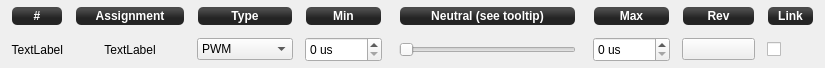
Qt form ground/gcs/src/plugins/config/outputchannelform.ui (d-ronin/dRonin) before a commit.
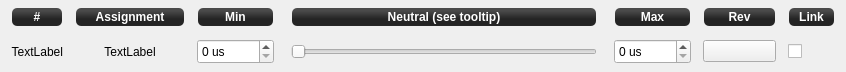
The same form after that commit. Icons and pictures are not drawn. Custom widgets are drawn as their Qt base class.

Commit message:
actuators: some small simplifications and code cleanups
- Existing code for LEDs and buzzer is not useful.  Redirecting output
from existing annunciator subsystem up at the mixer level could
eventually be worthwhile and cleaner.
- Reclaim horizontal space from that pulldown on the output pane / make
things less busy.
- Clarify some comments.

Patch:
```diff
--- a/ground/gcs/src/plugins/config/outputchannelform.ui
+++ b/ground/gcs/src/plugins/config/outputchannelform.ui
@@ -6,8 +6,8 @@
    <rect>
     <x>0</x>
     <y>0</y>
-    <width>825</width>
-    <height>68</height>
+    <width>846</width>
+    <height>72</height>
    </rect>
   </property>
   <property name="windowTitle">
@@ -45,46 +45,7 @@
      </property>
     </widget>
    </item>
-   <item row="1" column="2">
-    <widget class="QComboBox" name="actuatorType">
-     <property name="enabled">
-      <bool>true</bool>
-     </property>
-     <property name="minimumSize">
-      <size>
-       <width>0</width>
-       <height>20</height>
-      </size>
-     </property>
-     <property name="toolTip">
-      <string>Set &quot;PWM&quot; simple pulse generation.</string>
-     </property>
-     <property name="autoFillBackground">
-      <bool>false</bool>
-     </property>
-     <item>
-      <property name="text">
-       <string>PWM</string>
-      </property>
-     </item>
-     <item>
-      <property name="text">
-       <string>PWM Alarm</string>
-      </property>
-     </item>
-     <item>
-      <property name="text">
-       <string>Arming LED</string>
-      </property>
-     </item>
-     <item>
-      <property name="text">
-       <string>Info LED</string>
-      </property>
-     </item>
-    </widget>
-   </item>
-   <item row="1" column="8">
+   <item row="1" column="7">
     <widget class="QPushButton" name="pb_reverseActuator">
      <property name="minimumSize">
       <size>
@@ -101,7 +62,7 @@
      </property>
     </widget>
    </item>
-   <item row="1" column="7">
+   <item row="1" column="6">
     <widget class="QSpinBox" name="actuatorMax">
      <property name="minimumSize">
       <size>
@@ -123,7 +84,7 @@
      </property>
     </widget>
    </item>
-   <item row="0" column="5">
+   <item row="0" column="4">
     <widget class="QLabel" name="legend2">
      <property name="sizePolicy">
       <sizepolicy hsizetype="Expanding" vsizetype="Fixed">
@@ -159,6 +120,22 @@
      </property>
     </widget>
    </item>
+   <item row="1" column="3">
+    <spacer name="horizontalSpacer">
+     <property name="orientation">
+      <enum>Qt::Horizontal</enum>
+     </property>
+     <property name="sizeType">
+      <enum>QSizePolicy::Minimum</enum>
+     </property>
+     <property name="sizeHint" stdset="0">
+      <size>
+       <width>5</width>
+       <height>20</height>
+      </size>
+     </property>
+    </spacer>
+   </item>
    <item row="0" column="0">
     <widget class="QLabel" name="legend6">
      <property name="sizePolicy">
@@ -201,7 +178,7 @@
      </property>
     </widget>
    </item>
-   <item row="1" column="9">
+   <item row="1" column="8">
     <widget class="QCheckBox" name="actuatorLink">
      <property name="sizePolicy">
       <sizepolicy hsizetype="Fixed" vsizetype="Fixed">
@@ -223,7 +200,7 @@
      </property>
     </widget>
    </item>
-   <item row="0" column="3">
+   <item row="0" column="2">
     <widget class="QLabel" name="legend1">
      <property name="sizePolicy">
       <sizepolicy hsizetype="Minimum" vsizetype="Fixed">
@@ -259,7 +236,7 @@
      </property>
     </widget>
    </item>
-   <item row="1" column="5">
+   <item row="1" column="4">
     <widget class="TextBubbleSlider" name="actuatorNeutral">
      <property name="sizePolicy">
       <sizepolicy hsizetype="MinimumExpanding" vsizetype="Fixed">
@@ -296,7 +273,7 @@
      </property>
     </widget>
    </item>
-   <item row="1" column="6">
+   <item row="1" column="5">
     <spacer name="horizontalSpacer_2">
      <property name="orientation">
       <enum>Qt::Horizontal</enum>
@@ -312,7 +289,7 @@
      </property>
     </spacer>
    </item>
-   <item row="1" column="3">
+   <item row="1" column="2">
     <widget class="QSpinBox" name="actuatorMin">
      <property name="minimumSize">
       <size>
@@ -398,23 +375,7 @@
      </property>
     </widget>
    </item>
-   <item row="1" column="4">
-    <spacer name="horizontalSpacer">
-     <property name="orientation">
-      <enum>Qt::Horizontal</enum>
-     </property>
-     <property name="sizeType">
-      <enum>QSizePolicy::Minimum</enum>
-     </property>
-     <property name="sizeHint" stdset="0">
-      <size>
-       <width>5</width>
-       <height>20</height>
-      </size>
-     </property>
-    </spacer>
-   </item>
-   <item row="0" column="7">
+   <item row="0" column="6">
     <widget class="QLabel" name="legend3">
      <property name="sizePolicy">
       <sizepolicy hsizetype="Minimum" vsizetype="Fixed">
@@ -450,7 +411,7 @@
      </property>
     </widget>
    </item>
-   <item row="0" column="8">
+   <item row="0" column="7">
     <widget class="QLabel" name="legend3_2">
      <property name="sizePolicy">
       <sizepolicy hsizetype="Minimum" vsizetype="Fixed">
@@ -489,7 +450,7 @@
      </property>
     </widget>
    </item>
-   <item row="0" column="9">
+   <item row="0" column="8">
     <widget class="QLabel" name="legend5">
      <property name="sizePolicy">
       <sizepolicy hsizetype="Minimum" vsizetype="Fixed">
@@ -525,42 +486,6 @@
      </property>
     </widget>
    </item>
-   <item row="0" column="2">
-    <widget class="QLabel" name="legend7">
-     <property name="sizePolicy">
-      <sizepolicy hsizetype="Minimum" vsizetype="Fixed">
-       <horstretch>0</horstretch>
-       <verstretch>0</verstretch>
-      </sizepolicy>
-     </property>
-     <property name="minimumSize">
-      <size>
-       <width>0</width>
-       <height>20</height>
-      </size>
-     </property>
-     <property name="font">
-      <font>
-       <weight>75</weight>
-       <italic>false</italic>
-       <bold>true</bold>
-      </font>
-     </property>
-     <property name="styleSheet">
-      <string notr="true">background-color: qlineargradient(spread:reflect, x1:0.507, y1:0, x2:0.507, y2:0.772, stop:0.208955 rgba(74, 74, 74, 255), stop:0.78607 rgba(36, 36, 36, 255));
-color: rgb(255, 255, 255);
-border-radius: 5;
-font:bold;
-margin:1px;</string>
-     </property>
-     <property name="text">
-      <string>Type</string>
-     </property>
-     <property name="alignment">
-      <set>Qt::AlignCenter</set>
-     </property>
-    </widget>
-   </item>
   </layout>
  </widget>
  <customwidgets>
```
The commit also changes 7 other files.
